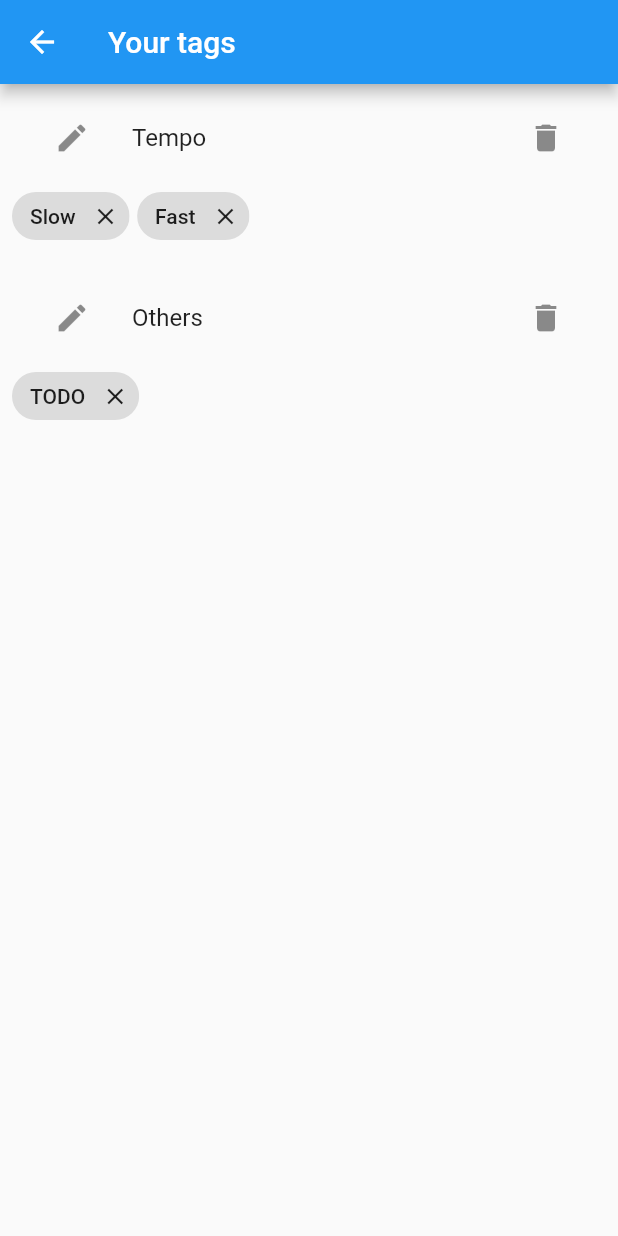
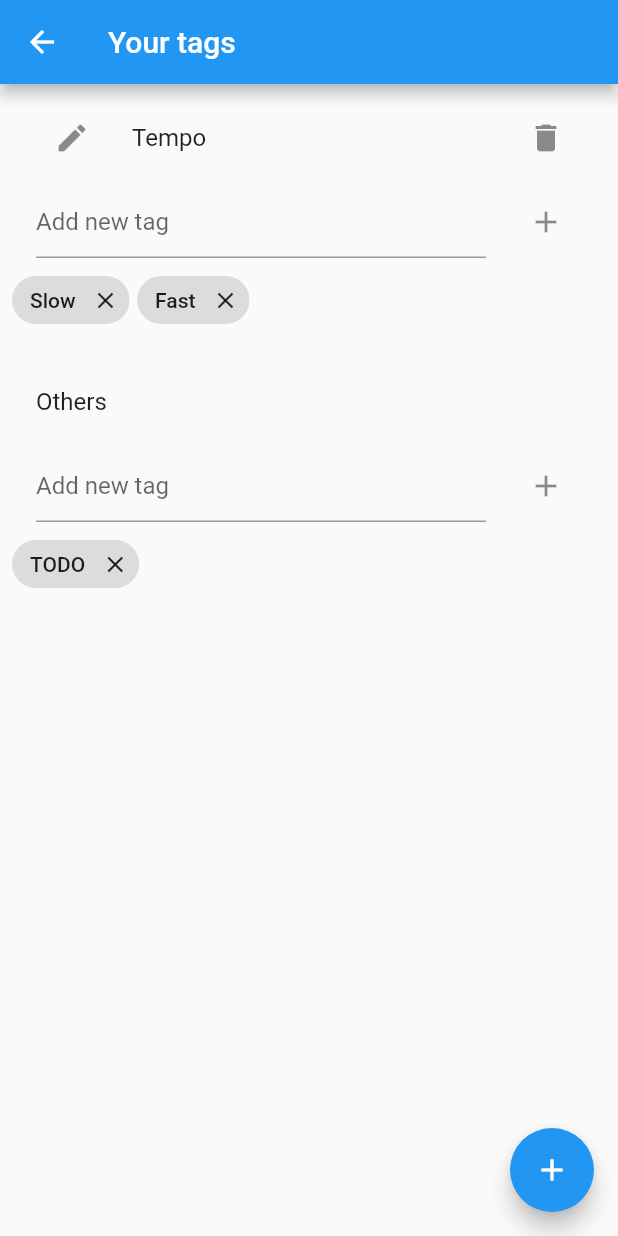
Before and after one commit to GWEiRDNA/gig-planner, a Flutter app: the screen it shows after launch, after a tap on "Tags", on a phone screen of 412 x 824 dp. Run offline on Flutter 3.47's test engine with Material 2 defaults, Android fonts, the phone set to English and light mode, and no system bars; missing offline and left inert: dart:ffi, postgres.

Commit message:
New Views of adding songs and tags. Adding Tags working

```diff
--- a/gig_planner/lib/main.dart
+++ b/gig_planner/lib/main.dart
@@ -1,7 +1,7 @@
 import 'package:flutter/material.dart';
 import 'package:gig_planner_sketch/controllers/controller.dart';
 import 'package:postgres/postgres.dart';
-import 'views/tags/tags.dart';
+import 'views/tags/tags_library.dart';
 import 'views/views.dart';
 import 'models/user_model.dart';
 import 'models/models.dart';
@@ -29,6 +29,7 @@ class MyApp extends StatelessWidget {
       "Tags",
       "Transitions",
       "Settings",
+      "Authors"
     ];
 
     return Scaffold(
@@ -93,6 +94,15 @@ class MyApp extends StatelessWidget {
             title: Text(fields[5]),
           ),
           const Divider(),
+          ListTile(
+            title: Text(fields[6]),
+            onTap: (){
+              Navigator.push(context,
+                MaterialPageRoute(builder: (_) => AuthorsLibrary(ctl: ctl))
+              );
+            },
+          ),
+          const Divider(),
           // ListTile(
           //     title: Text('execute myquery'),
           //     onTap: () async {
--- a/gig_planner/lib/models/song_model.dart
+++ b/gig_planner/lib/models/song_model.dart
@@ -27,6 +27,6 @@ class SongModel {
   });
 
   String getAuthors(){
-    return "Hello";
+    return "Unknown Author";
   }
 }
--- a/gig_planner/lib/models/user_model.dart
+++ b/gig_planner/lib/models/user_model.dart
@@ -1,6 +1,6 @@
 import 'package:gig_planner_sketch/views/event_library/event.dart';
 import 'package:gig_planner_sketch/views/song_library/song.dart';
-import 'package:gig_planner_sketch/views/tags/tags.dart';
+import 'package:gig_planner_sketch/views/tags/tags_library.dart';
 
 import 'models.dart';
 
@@ -34,9 +34,9 @@ class UserModel {
     _tags.add(TagModel(id: "T2", name: "Fast", userId: "U1", tagGroupId: "TG1"));
     _tags.add(TagModel(id: "T3", name: "TODO", userId: "U1"));
     _songs.add(
-        SongModel(id: "S1", title: "Knocking on Heavens door", ownerId: "U1"));
-    _songs.add(SongModel(id: "S2", title: "Mambo No. 5", ownerId: "U1"));
-    _songs.add(SongModel(id: "S3", title: "Stairway to Heaven", ownerId: "U1"));
+        SongModel(id: "S1", title: "Knocking on Heavens door", ownerId: "U1", bpm: 80, duration: "5:15", yearOfRelease: 1976));
+    _songs.add(SongModel(id: "S2", title: "Mambo No. 5", ownerId: "U1", bpm: 120, album: "Mambo, Mambo"));
+    _songs.add(SongModel(id: "S3", title: "Stairway to Heaven", ownerId: "U1", duration: "6:15", yearOfRelease: 1969));
     _sets.add(SetModel(id: "S1", userId: "U1"));
     _playlists.add(PlaylistModel("P1", "U1"));
     _events.add(EventModel(id: 'E1', name: "New Year", permissions: "owner", playlist: _playlists.first));
@@ -62,4 +62,14 @@ class UserModel {
   String get eMail => _eMail;
 
   String get id => _id;
+
+  List<AuthorModel> getAuthors(){
+    List<AuthorModel> authors = <AuthorModel>[];
+    authors.add(AuthorModel("A1", "Billy Joel", "U1"));
+    authors.add(AuthorModel("A2", "Phil Collins", "U1"));
+    authors.add(AuthorModel("A3", "Billie Eilish", "U1"));
+    authors.add(AuthorModel("A4", "Michael Jackson", "U1"));
+    authors.add(AuthorModel("A5", "Guns & Roses", "U1"));
+    return authors;
+  }
 }
--- a/gig_planner/lib/views/song_library/song_library.dart
+++ b/gig_planner/lib/views/song_library/song_library.dart
@@ -1,12 +1,15 @@
 import 'package:flutter/material.dart';
 import 'package:gig_planner_sketch/models/models.dart';
+import 'package:gig_planner_sketch/views/song_library/song_form.dart';
 import '../../controllers/controller.dart';
 import 'song.dart';
 
 class SongLibrary extends StatefulWidget {
   final Controller ctl;
   List<SongModel> songs;
-  SongLibrary({required Controller this.ctl, Key? key}) : songs = ctl.user.songs, super(key: key);
+  SongLibrary({required Controller this.ctl, Key? key})
+      : songs = ctl.user.songs,
+        super(key: key);
 
   @override
   State<SongLibrary> createState() => _SongLibraryState();
@@ -16,16 +19,31 @@ class _SongLibraryState extends State<SongLibrary> {
   @override
   Widget build(BuildContext context) {
     return Scaffold(
+      backgroundColor: Colors.white70,
       appBar: AppBar(
         title: const Text("Song Library"),
-        leading: IconButton(onPressed: (){Navigator.pop(context);}, icon: const Icon(Icons.arrow_back)),
+        leading: IconButton(
+            onPressed: () {
+              Navigator.pop(context);
+            },
+            icon: const Icon(Icons.arrow_back)),
       ),
       body: ListView.builder(
           itemCount: widget.ctl.user.songs.length,
-          itemBuilder: (context, i){
+          itemBuilder: (context, i) {
             return Song(ctl: widget.ctl, song: widget.ctl.user.songs[i]);
-          }
-      )
-    );
+          }),
+      floatingActionButton: FloatingActionButton(
+        child: const Icon(Icons.add),
+        backgroundColor: Colors.blue,
+        onPressed: (){
+          Navigator.push(context,
+          MaterialPageRoute(
+              builder: (_) => SongForm.new(ctl: widget.ctl)
+            )
+          );
+        },
+        ),
+      );
   }
 }
--- a/gig_planner/lib/views/tags/tags.dart
+++ /dev/null
@@ -1,104 +0,0 @@
-import 'package:flutter/material.dart';
-import 'package:gig_planner_sketch/models/models.dart';
-
-import '../../controllers/controller.dart';
-
-class Tags extends StatefulWidget {
-  Controller ctl;
-  List<TagGroupModel> tagGroups;
-  List<TagModel> tags;
-  Tags({required this.ctl, Key? key}) : tagGroups = ctl.user.tagGroups, tags = ctl.user.tags, super(key: key);
-
-  @override
-  _TagsState createState() => _TagsState();
-}
-
-class _TagsState extends State<Tags> {
-  @override
-  Widget build(BuildContext context) {
-    return Scaffold(
-      appBar: AppBar(
-        title: const Text("Your tags"),
-      ),
-      body: ListView.builder(
-        itemCount: widget.tags.any((tag) => tag.tagGroupId == null) ? widget.tagGroups.length + 1 : widget.tagGroups.length,
-        itemBuilder: (context, i) {
-          if(i >= widget.tagGroups.length){
-            return TagGroup.others(ctl: widget.ctl);
-          }
-          return TagGroup.specific(ctl: widget.ctl, tagGroup: widget.tagGroups[i]);
-        },
-      )
-    );
-  }
-}
-
-class TagGroup extends StatefulWidget {
-  Controller ctl;
-  String title;
-  List<TagModel> tags = <TagModel>[];
-  TagGroup.others({required this.ctl, Key? key}) : title = "Others", super(key: key){
-    for(TagModel tag in ctl.user.tags){
-      if(tag.tagGroupId == null){
-        tags.add(tag);
-      }
-    }
-  }
-  TagGroup.specific({required this.ctl, required TagGroupModel tagGroup, Key? key}) : title = tagGroup.name ,super(key: key){
-    for(TagModel tag in ctl.user.tags){
-      if(tag.tagGroupId == tagGroup.id){
-        tags.add(tag);
-      }
-    }
-  }
-
-  @override
-  State<TagGroup> createState() => _TagGroupState();
-}
-
-class _TagGroupState extends State<TagGroup> {
-  @override
-  Widget build(BuildContext context) {
-    return Padding(
-      padding: const EdgeInsets.all(8.0),
-      child: Column(
-        crossAxisAlignment: CrossAxisAlignment.start,
-        children: [
-          ListTile(
-            title: Text(widget.title),
-            trailing: IconButton(onPressed: (){}, icon: Icon(Icons.delete)),
-            leading: IconButton(onPressed: (){}, icon: Icon(Icons.edit)),
-          ),
-          Wrap(
-            spacing: 5,
-            children:[
-                  for(TagModel tag in widget.tags)
-                    Tag(ctl: widget.ctl, tag: tag),
-                ]
-            ,
-          )
-        ]
-      ),
-    );
-  }
-}
-
-class Tag extends StatefulWidget {
-  Controller ctl;
-  TagModel tag;
-  Tag({required this.ctl, required this.tag, Key? key}) : super(key: key);
-
-  @override
-  _TagState createState() => _TagState();
-}
-
-class _TagState extends State<Tag> {
-  @override
-  Widget build(BuildContext context) {
-    return Chip(
-      label: Text(widget.tag.name),
-      onDeleted: () {},
-      deleteIcon: const Icon(Icons.close),
-    );
-  }
-}
--- /dev/null
+++ b/gig_planner/lib/views/tags/tags_library.dart
@@ -0,0 +1,146 @@
+import 'package:flutter/material.dart';
+import 'package:gig_planner_sketch/models/models.dart';
+import 'package:gig_planner_sketch/views/tags/new_tag_group.dart';
+
+import '../../controllers/controller.dart';
+
+class Tags extends StatefulWidget {
+  Controller ctl;
+  List<TagGroupModel> tagGroups;
+  List<TagModel> tags;
+  Tags({required this.ctl, Key? key})
+      : tagGroups = ctl.user.tagGroups,
+        tags = ctl.user.tags,
+        super(key: key);
+
+  @override
+  _TagsState createState() => _TagsState();
+}
+
+class _TagsState extends State<Tags> {
+  @override
+  Widget build(BuildContext context) {
+    return Scaffold(
+      appBar: AppBar(
+        title: const Text("Your tags"),
+      ),
+      body: ListView.builder(
+        itemCount: widget.tags.any((tag) => tag.tagGroupId == null)
+            ? widget.tagGroups.length + 1
+            : widget.tagGroups.length,
+        itemBuilder: (context, i) {
+          if (i >= widget.tagGroups.length) {
+            return TagGroup.others(ctl: widget.ctl);
+          }
+          return TagGroup.specific(
+              ctl: widget.ctl, tagGroup: widget.tagGroups[i]);
+        },
+      ),
+      floatingActionButton: FloatingActionButton(
+        child: const Icon(Icons.add),
+        onPressed: () {
+          Navigator.push(
+            context,
+            MaterialPageRoute(builder: (_) => TagGroupForm(ctl: widget.ctl))
+          );
+        },
+        backgroundColor: Colors.blue,
+      ),
+    );
+  }
+}
+
+class TagGroup extends StatefulWidget {
+  Controller ctl;
+  String title;
+  TagGroupModel? tagGroup;
+  List<TagModel> tags = <TagModel>[];
+  TagGroup.others({required this.ctl, Key? key})
+      : title = "Others",
+        super(key: key) {
+    for (TagModel tag in ctl.user.tags) {
+      if (tag.tagGroupId == null) {
+        tags.add(tag);
+      }
+    }
+  }
+  TagGroup.specific(
+      {required this.ctl, required this.tagGroup, Key? key})
+      : title = tagGroup!.name,
+        super(key: key) {
+    for (TagModel tag in ctl.user.tags) {
+      if (tag.tagGroupId == tagGroup!.id) {
+        tags.add(tag);
+      }
+    }
+  }
+
+  @override
+  State<TagGroup> createState() => _TagGroupState();
+}
+
+class _TagGroupState extends State<TagGroup> {
+  @override
+  Widget build(BuildContext context) {
+    return Padding(
+      padding: const EdgeInsets.all(8.0),
+      child: Column(crossAxisAlignment: CrossAxisAlignment.start, children: [
+        ListTile(
+          title: Text(widget.title),
+          trailing: ((){
+            if(widget.tagGroup != null){
+              return IconButton(onPressed: () {
+                widget.ctl.deleteTagGroup(widget.tagGroup as TagGroupModel);
+              }, icon: const Icon(Icons.delete));
+            }
+          }()),
+          leading:
+          ((){
+            if(widget.tagGroup != null){
+              return IconButton(onPressed: () {
+                Navigator.push(
+                    context,
+                    MaterialPageRoute(builder: (_) => TagGroupForm.edit(ctl: widget.ctl, tagGroup: widget.tagGroup))
+                );
+              },
+                  icon: const Icon(Icons.edit));
+            }
+          }())
+        ),
+        Wrap(
+          spacing: 5,
+          children: [
+            ListTile(
+              title: TextFormField(
+                decoration: const InputDecoration(hintText: "Add new tag"),
+              ),
+              trailing:
+                  IconButton(onPressed: () {}, icon: const Icon(Icons.add)),
+            ),
+            for (TagModel tag in widget.tags) Tag(ctl: widget.ctl, tag: tag),
+          ],
+        )
+      ]),
+    );
+  }
+}
+
+class Tag extends StatefulWidget {
+  Controller ctl;
+  TagModel tag;
+  Tag({required this.ctl, required this.tag, Key? key}) : super(key: key);
+
+  @override
+  _TagState createState() => _TagState();
+}
+
+class _TagState extends State<Tag> {
+  @override
+  Widget build(BuildContext context) {
+    return Chip(
+      label: Text(widget.tag.name),
+      onDeleted: () {},
+      deleteIcon: const Icon(Icons.close),
+    );
+  }
+}
--- a/gig_planner/lib/views/views.dart
+++ b/gig_planner/lib/views/views.dart
@@ -1,4 +1,6 @@
 export 'event_library/event_library.dart';
 export 'set_library/set_library.dart';
 export 'song_library/song_library.dart';
-export 'transitions.dart';
+export 'song_library/song_form.dart';
+export 'transitions/transitions.dart';
+export 'authors/authors_library.dart';
--- a/gig_planner/pubspec.yaml
+++ b/gig_planner/pubspec.yaml
@@ -34,7 +34,6 @@ dependencies:
   # The following adds the Cupertino Icons font to your application.
   # Use with the CupertinoIcons class for iOS style icons.
   cupertino_icons: ^1.0.2
-  english_words: ^4.0.0
   postgres: ^2.4.3
 
 dev_dependencies:
```
Also changed, not shown: gig_planner/lib/controllers/controller.dart (+32 -0 lines), gig_planner/lib/views/authors/authors_library.dart (added, +39 -0 lines), gig_planner/lib/views/song_library/song.dart (+53 -37 lines), gig_planner/lib/views/song_library/song_form.dart (added, +136 -0 lines), gig_planner/lib/views/tags/new_tag_group.dart (added, +66 -0 lines), gig_planner/lib/views/transitions/new_transition.dart (added, +31 -0 lines), gig_planner/lib/views/transitions/transitions.dart (renamed from gig_planner/lib/views/transitions.dart, +14 -3 lines), gig_planner/pubspec.lock.
